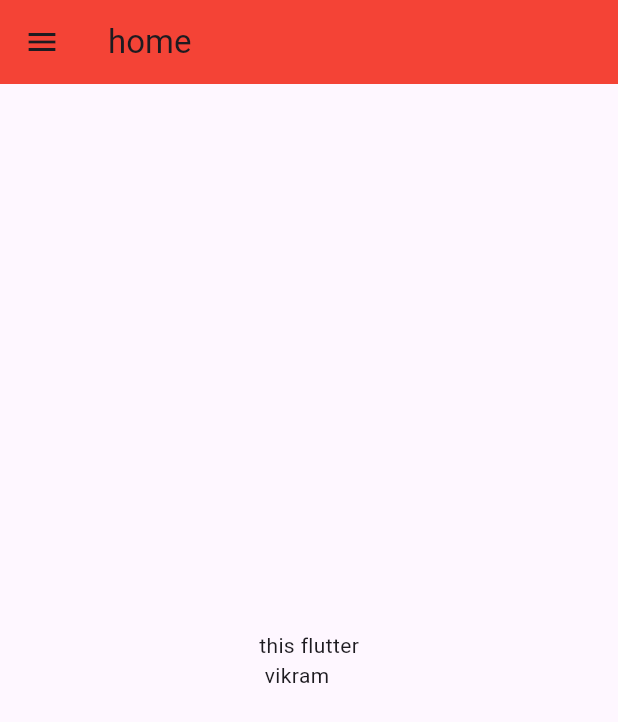
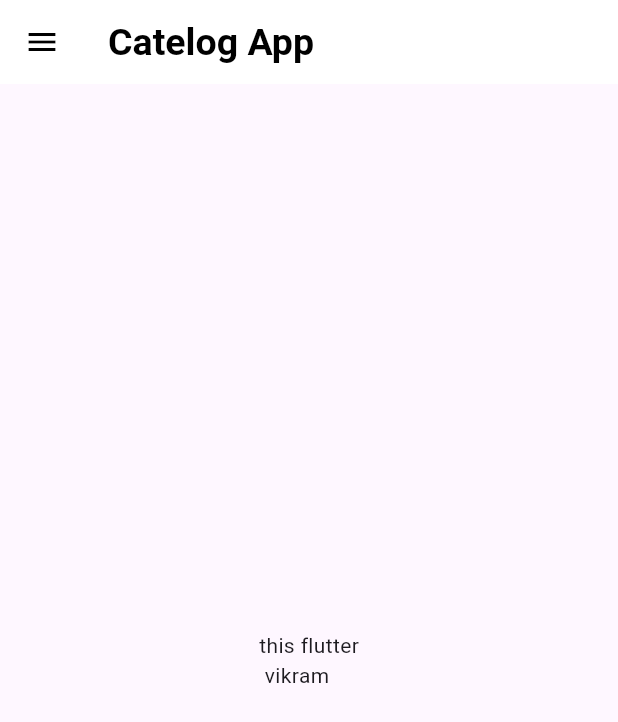
Before and after one commit to Vikrammodi18/first_app, a Flutter app: the screen it shows after launch, on a phone screen of 412 x 824 dp. Shown: the top 722 px of the screen. Run offline on Flutter 3.47's test engine with Material 3 defaults, Android fonts, the phone set to English and light mode, and no system bars; our stand-ins replace flutter_riverpod.

Commit message:
set theme and app bar

```diff
--- a/lib/main.dart
+++ b/lib/main.dart
@@ -1,6 +1,7 @@
 import 'package:first_application/screens/home_screen.dart';
 import 'package:first_application/screens/login_screen.dart';
 import 'package:first_application/utils/routes.dart';
+import 'package:first_application/widget/themes.dart';
 import 'package:flutter/material.dart';
 import 'package:flutter_riverpod/flutter_riverpod.dart';
 
@@ -17,14 +18,14 @@ class MyApp extends StatelessWidget {
     return MaterialApp(
       debugShowCheckedModeBanner: false,
       title: 'Flutter Demo',
+
       initialRoute: MyRoutes.homeRoute,
       routes: {
         MyRoutes.homeRoute: (context) => HomeScreen(),
         MyRoutes.loginRoute: (context) => LoginScreen(),
       },
-      theme: ThemeData(
-        colorScheme: ColorScheme.fromSeed(seedColor: Colors.deepPurple),
-      ),
+      theme: MyThemes.lightTheme,
+      // darkTheme: MyThemes.darkTheme,
     );
   }
 }
--- a/lib/screens/home_screen.dart
+++ b/lib/screens/home_screen.dart
@@ -9,7 +9,7 @@ class HomeScreen extends StatelessWidget {
     double days = 30;
     String name = "vikram";
     return Scaffold(
-      appBar: AppBar(title: Text("home"), backgroundColor: Colors.red),
+      appBar: AppBar(title: Text("Catelog App")),
       body: Center(child: Text('this flutter\n $name')),
       drawer: MyDrawer(),
     );
--- /dev/null
+++ b/lib/widget/themes.dart
@@ -0,0 +1,20 @@
+import 'package:flutter/material.dart';
+
+class MyThemes {
+  static ThemeData get lightTheme => ThemeData(
+    useMaterial3: true,
+    primarySwatch: Colors.red,
+    appBarTheme: AppBarTheme(
+      color: Colors.white,
+      elevation: 0.0,
+      iconTheme: IconThemeData(color: Colors.black),
+      titleTextStyle: TextStyle(
+        color: Colors.black,
+        fontWeight: FontWeight.bold,
+        fontSize: 25.0,
+      ),
+    ),
+  );
+
+  static ThemeData get darkTheme => ThemeData(brightness: Brightness.dark);
+}
```
